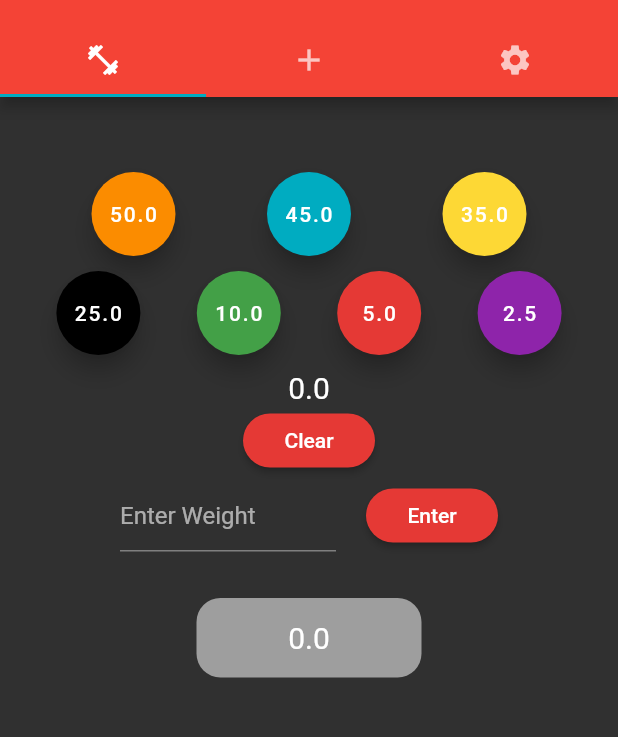
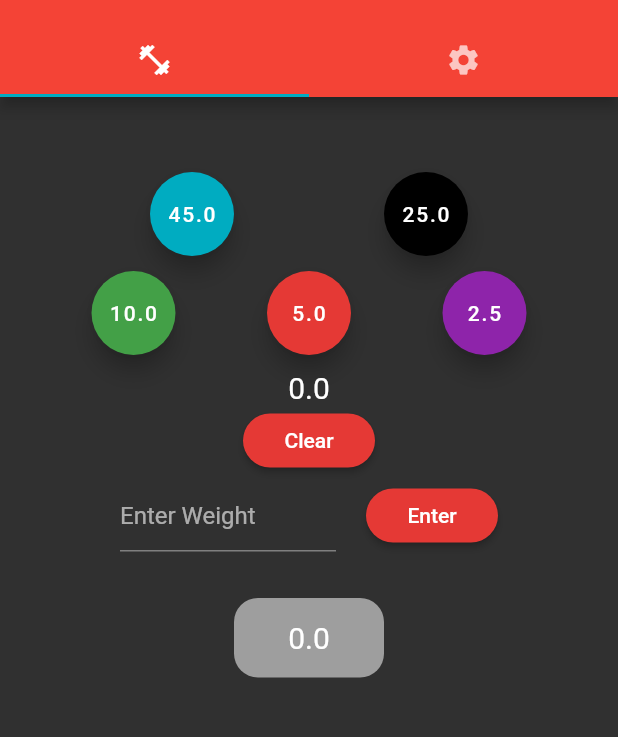
Before and after one commit to yashdhume/Gym_App, a Flutter app: the screen it shows after launch, on a phone screen of 412 x 824 dp, the part 59-796 px from its top. Run offline on Flutter 3.47's test engine with Material 2 defaults, Android fonts, the phone set to English and light mode, and no system bars.

Commit message:
Added Tabs

```diff
--- a/lib/PlateMath/DisplayPlateButtons.dart
+++ b/lib/PlateMath/DisplayPlateButtons.dart
@@ -45,7 +45,6 @@ class PlateButtons extends StatelessWidget{
           child: new Text(plate.toString()),
            onPressed: (){
             addValue(plate);
-
            },
           backgroundColor: color,
         )
--- a/lib/PlateMath/DisplayPlates.dart
+++ b/lib/PlateMath/DisplayPlates.dart
@@ -17,7 +17,7 @@ class DisplayPlates extends StatelessWidget{
       a.add(new DisplayPlate(color: Colors.grey, weight: 0));
       return a;
     }
-    for (int i = values.length-1; i > -1; i--) {
+    for (int i = 0; i <values.length; i++) {
       a.add(new DisplayPlate(
         color: colorDictionary[values[i]],
         weight: values[i],
@@ -40,7 +40,7 @@ class DisplayPlate extends StatelessWidget{
   Widget build(BuildContext context){
     return new Container(
         padding: EdgeInsets.all(15.0),
-        width: 150.0,
+        width: 100.0+weight*10,
         //color: color,
         decoration: BoxDecoration(
             color: color,
--- a/lib/PlateMath/PlateChange.dart
+++ b/lib/PlateMath/PlateChange.dart
@@ -1,7 +1,7 @@
 import 'package:flutter/material.dart';
 
 class DisplayPlateChange extends StatelessWidget{
-  final List plates = [50.0,45.0, 35.0, 25.0, 10.0, 5.0, 2.5];
+  final List <double> plates = [50, 45, 35, 25, 10, 5, 2.5];
  // PlateChange({this.plates});
   List<Widget> CreateDisplay(){
     List<Widget>a=[];
--- a/lib/PlateMath/PlateMain.dart
+++ b/lib/PlateMath/PlateMain.dart
@@ -43,7 +43,6 @@ class _PlateMain extends State<PlateMain> with TickerProviderStateMixin {
              // controller: _controller,
               tabs:[
                 Tab(icon: Icon(Icons.fitness_center)),
-                Tab(icon: Icon(Icons.add)),
                 Tab(icon: Icon(Icons.settings)),
               ],
             ),
@@ -51,7 +50,6 @@ class _PlateMain extends State<PlateMain> with TickerProviderStateMixin {
           body: TabBarView(
             children: [
               new PlateMath(),
-              Icon(Icons.add),
               Icon(Icons.settings),
             ],
           ),
--- a/lib/PlateMath/PlateMath.dart
+++ b/lib/PlateMath/PlateMath.dart
@@ -18,7 +18,7 @@ class _PlateMath extends State<PlateMath> {
     _myController.dispose();
     super.dispose();
   }
-  List weights = [50.0,45.0, 35.0, 25.0, 10.0, 5.0, 2.5];
+  List<double> weights = [45, 25, 10, 5, 2.5];
   List plateMath(double weight) {
     double barWeight = 45.0;
     List plates = [];
@@ -102,7 +102,8 @@ class _PlateMath extends State<PlateMath> {
 
                 SizedBox(
                     height: 72.0,
-                    child: Column(children: <Widget>[
+                    child: Column(
+                        children: <Widget>[
                           Text(_total.toString(),
                             style: new TextStyle(
                               fontSize: 20.0,
```
Also changed, not shown: 1 other file. Lines whose indentation alone changed are shown as unchanged.
